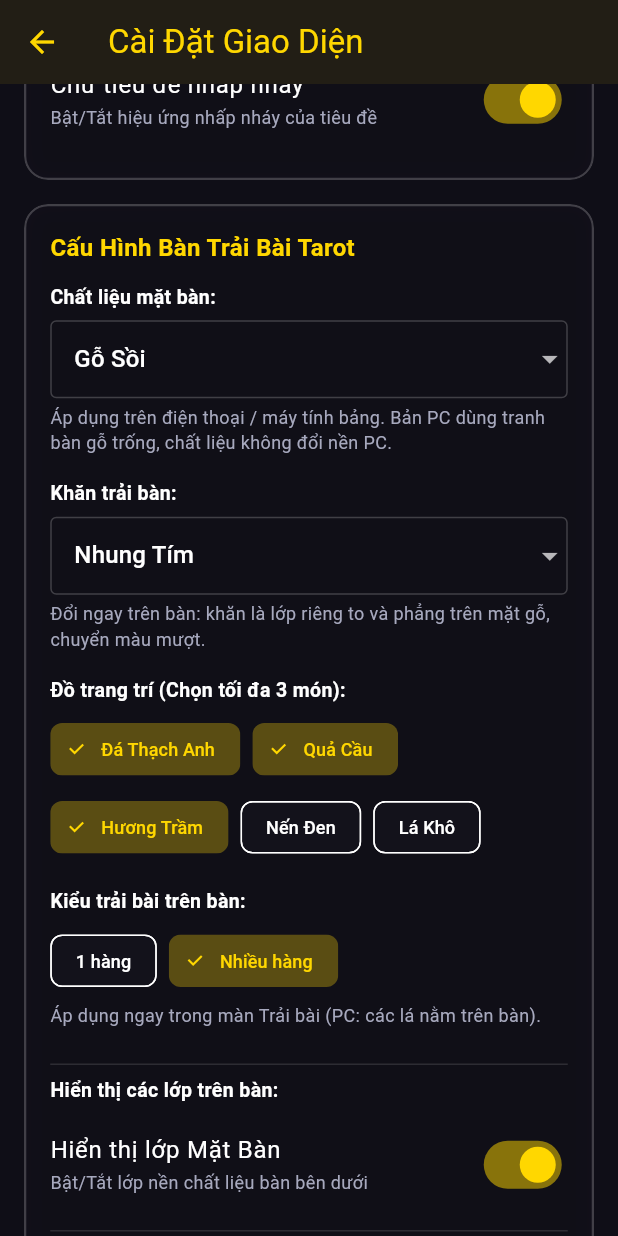
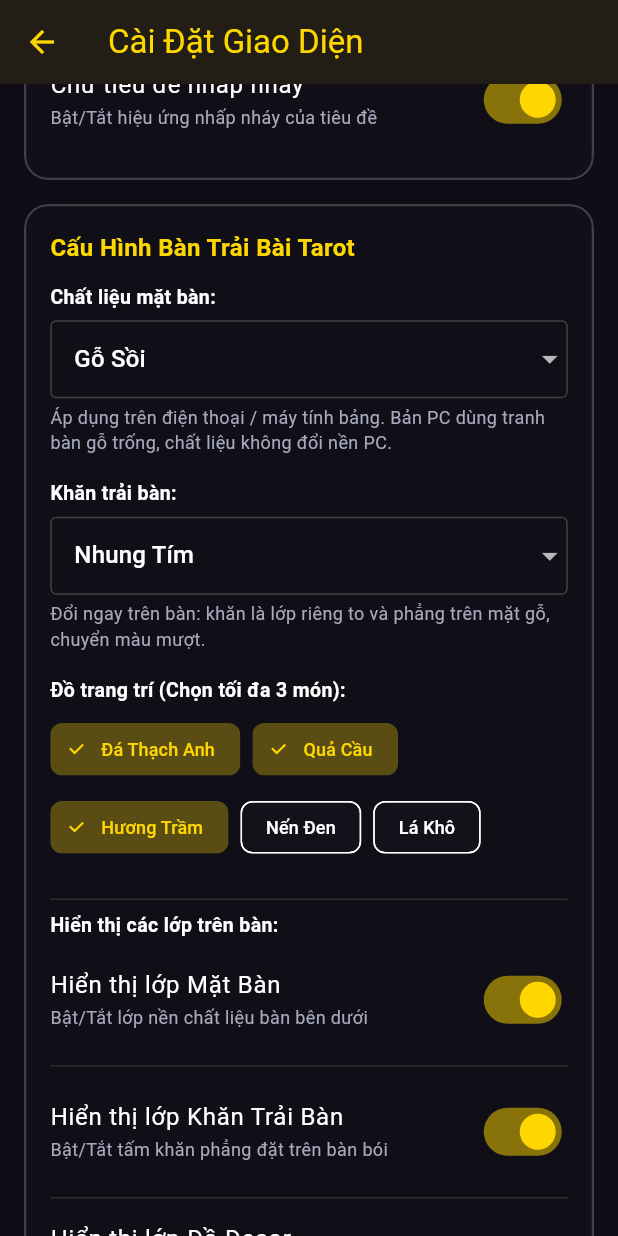
Before and after one commit to Neito112/TarotDesk, a Flutter app: the SettingsScreen screen opened directly, scrolled down 576 dp, on a phone screen of 412 x 824 dp. Run offline on Flutter 3.47's test engine with Material 3 defaults, Android fonts, the phone set to English and light mode, and no system bars; our stand-ins replace image_picker, shared_preferences, sqflite, sqflite_common_ffi, sqflite_common_ffi_web; accounts and stored records are empty.

Commit message:
Remove spread-style option from Settings table section
Remove the 'Kiểu trải' chips ('1 hàng'/'Nhiều hàng') from the Settings table section. The spread layout itself is untouched and stays at the saved value.

```diff
--- a/tarot_desk_flutter/lib/presentation/screens/settings_screen.dart
+++ b/tarot_desk_flutter/lib/presentation/screens/settings_screen.dart
@@ -12,7 +12,7 @@ import '../widgets/glass_panel.dart';
 ///
 /// Mọi trường trong [UserPreferencesModel] đều có control ở đây và
 /// đều được ít nhất một màn hình đọc — không còn toggle "mồ côi".
-/// Tất cả cấu hình bàn (chất liệu, khăn, decor, kiểu trải, bật/tắt
+/// Tất cả cấu hình bàn (chất liệu, khăn, decor, bật/tắt
 /// các lớp) nằm trong MỘT mục "Cấu Hình Bàn Trải Bài Tarot".
 /// Các danh sách lựa chọn dùng chung hằng số trong
 /// [UserPreferencesModel] (tableStyles / clothStyles / decorOptions)
@@ -153,7 +153,7 @@ class SettingsScreen extends StatelessWidget {
   }
 
   /// MỘT mục duy nhất cho toàn bộ bàn trải bài: chất liệu mặt bàn,
-  /// khăn trải bàn, đồ trang trí, kiểu trải bài, và bật/tắt 3 lớp
+  /// khăn trải bàn, đồ trang trí, và bật/tắt 3 lớp
   /// (mặt bàn / khăn / decor). Mọi control ở đây đều gọi setter
   /// của SettingsProvider nên màn Trải bài cập nhật ngay khi đổi.
   Widget _tableSection(
@@ -253,20 +253,6 @@ class SettingsScreen extends StatelessWidget {
             }).toList(),
           ),
           const SizedBox(height: 16),
-          _fieldLabel(theme, 'Kiểu trải bài trên bàn:'),
-          const SizedBox(height: 6),
-          Wrap(
-            spacing: 8,
-            runSpacing: 4,
-            children: [
-              _spreadChip(settings, theme, 'single', '1 hàng'),
-              _spreadChip(settings, theme, 'multi', 'Nhiều hàng'),
-            ],
-          ),
-          const SizedBox(height: 4),
-          _hintText(theme,
-              'Áp dụng ngay trong màn Trải bài (PC: các lá nằm trên bàn).'),
-          const SizedBox(height: 16),
           const Divider(color: Colors.white12),
           _fieldLabel(theme, 'Hiển thị các lớp trên bàn:'),
           const SizedBox(height: 4),
@@ -296,24 +282,6 @@ class SettingsScreen extends StatelessWidget {
           ),
         ],
       ),
-    );
-  }
-
-  /// Chip chọn kiểu trải bài: 'single' (1 hàng) / 'multi' (nhiều hàng).
-  Widget _spreadChip(SettingsProvider settings, AppThemeData theme,
-      String value, String label) {
-    final isSelected = settings.userPrefs.spreadMode == value;
-    return ChoiceChip(
-      selectedColor: theme.primaryColor.withOpacity(0.3),
-      checkmarkColor: theme.primaryColor,
-      label: Text(label,
-          style: TextStyle(
-              color: isSelected ? theme.primaryColor : theme.textColor,
-              fontSize: 12)),
-      selected: isSelected,
-      onSelected: (selected) {
-        if (selected) settings.setSpreadMode(value);
-      },
     );
   }
 
```
